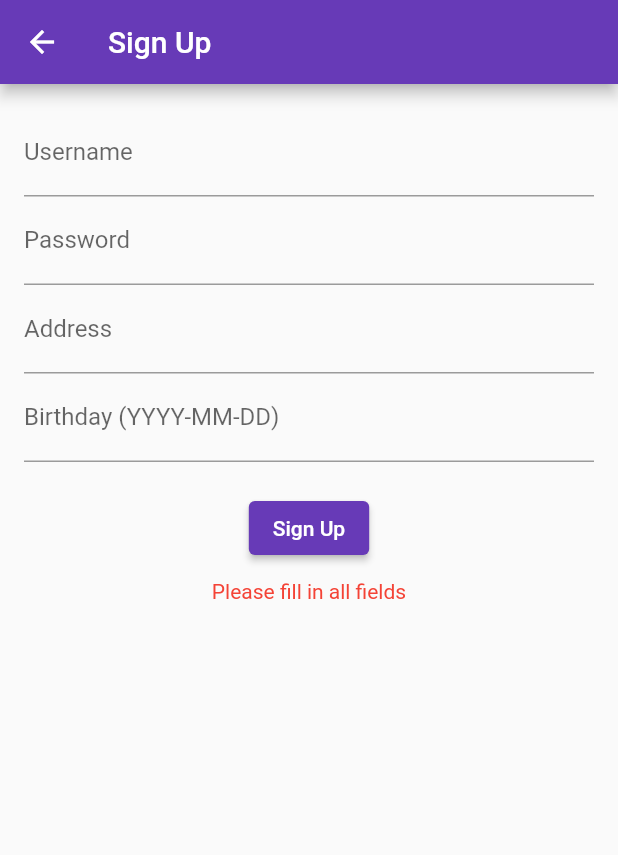
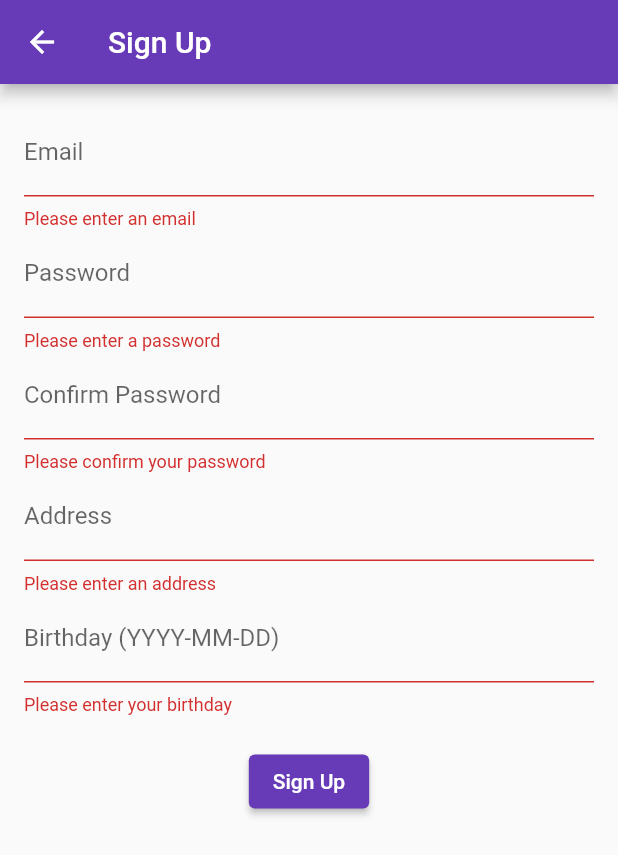
Before and after one commit to bokrieya/flutter_contacts_app, a Flutter app: the SignUpPage screen opened directly, after a tap on "Sign Up", on a phone screen of 412 x 824 dp. Shown: the top 855 px of the screen. Run offline on Flutter 3.47's test engine with Material 2 defaults, Android fonts, the light colour scheme and no system bars; our stand-ins replace shared_preferences, sqflite; missing offline and left inert: flutter_phone_direct_caller; accounts and stored records are empty.

Commit message:
last modifications

```diff
--- a/lib/models/contact.dart
+++ b/lib/models/contact.dart
@@ -1,32 +1,29 @@
 class Contact {
-  final int? id;
-  final String name;
-  final String pseudo;
-  final String phoneNumber;
+  int? id;
+  String name;
+  String pseudoName;
+  String phoneNumber;
 
-  Contact({
-    this.id,
-    required this.name,
-    required this.pseudo,
-    required this.phoneNumber,
-  });
+  Contact(
+      {this.id,
+      required this.name,
+      required this.pseudoName,
+      required this.phoneNumber});
 
-  // Convert a Contact into a Map for database insertion
   Map<String, dynamic> toMap() {
     return {
       'id': id,
       'name': name,
-      'pseudo': pseudo,
+      'pseudoName': pseudoName,
       'phoneNumber': phoneNumber,
     };
   }
 
-  // Create a Contact from a Map (used when fetching from the database)
-  factory Contact.fromMap(Map<String, dynamic> map) {
+  static Contact fromMap(Map<String, dynamic> map) {
     return Contact(
       id: map['id'],
       name: map['name'],
-      pseudo: map['pseudo'],
+      pseudoName: map['pseudoName'],
       phoneNumber: map['phoneNumber'],
     );
   }
--- a/lib/models/user.dart
+++ b/lib/models/user.dart
@@ -1,31 +1,34 @@
 class User {
-  final String username;
-  final String password;
-  final String address; // New attribute for address
-  final String birthday; // New attribute for birthday
+  int? id;
+  String email;
+  String password;
+  String address;
+  String birthday;
 
   User({
-    required this.username,
+    this.id,
+    required this.email,
     required this.password,
-    required this.address, // Include the new attribute
+    required this.address,
     required this.birthday,
-
   });
 
-  // Convert a User into a Map for database insertion
+  // Convert a User object into a Map object to store in the database
   Map<String, dynamic> toMap() {
     return {
-      'username': username,
+      'id': id,
+      'email': email,
       'password': password,
-      'address': address, // Add to map
-      'birthday': birthday, // Add to map
+      'address': address,
+      'birthday': birthday,
     };
   }
 
-  // Create a User from a Map (used when fetching from the database)
+  // Convert a Map object into a User object
   factory User.fromMap(Map<String, dynamic> map) {
     return User(
-      username: map['username'],
+      id: map['id'],
+      email: map['email'],
       password: map['password'],
       address: map['address'],
       birthday: map['birthday'],
--- a/lib/pages/sign_up.dart
+++ b/lib/pages/sign_up.dart
@@ -8,49 +8,69 @@ class SignUpPage extends StatefulWidget {
 }
 
 class _SignUpPageState extends State<SignUpPage> {
-  final _usernameController = TextEditingController();
+  final _formKey = GlobalKey<FormState>();
+  final _emailController = TextEditingController();
   final _passwordController = TextEditingController();
+  final _confirmPasswordController = TextEditingController();
   final _addressController = TextEditingController();
   final _birthdayController = TextEditingController();
-  final _dbHelper = DatabaseHelper();
+ final _dbHelper = DatabaseHelper.instance;
   String? _errorMessage;
 
+  @override
+  void dispose() {
+    _emailController.dispose();
+    _passwordController.dispose();
+    _confirmPasswordController.dispose();
+    _addressController.dispose();
+    _birthdayController.dispose();
+    super.dispose();
+  }
+
+  // Validate email format
+  bool _isEmailValid(String email) {
+    final emailRegex = RegExp(r'^[^@]+@[^@]+\.[^@]+');
+    return emailRegex.hasMatch(email);
+  }
+
+  // Register user
   Future<void> _register() async {
-    String username = _usernameController.text.trim();
+    if (_formKey.currentState!.validate()) {
+      String email = _emailController.text.trim();
       String password = _passwordController.text.trim();
       String address = _addressController.text.trim();
       String birthday = _birthdayController.text.trim();
 
-    if (username.isNotEmpty && password.isNotEmpty && address.isNotEmpty && birthday.isNotEmpty) {
+      try {
+        // Check if user already exists
         final existingUsers = await _dbHelper.getUsers();
-      if (existingUsers.any((user) => user.username == username)) {
+        if (existingUsers.any((user) => user.email == email)) {
           setState(() {
-          _errorMessage = 'Username already exists!';
+            _errorMessage = 'Email already exists!';
           });
-      } else {
-        try {
+          return;
+        }
+
+        // Insert new user
         User newUser = User(
-            username: username,
+          email: email,
           password: password,
           address: address,
           birthday: birthday,
         );
         await _dbHelper.insertUser(newUser);
-          ScaffoldMessenger.of(context).showSnackBar(SnackBar(
-            content: Text('Registration successful!'),
-          ));
-          await Future.delayed(Duration(seconds: 1));
-          Navigator.pop(context, true);
+
+        // Show success message
+        ScaffoldMessenger.of(context).showSnackBar(
+          SnackBar(content: Text('Registration successful!')),
+        );
+
+        Navigator.pop(context, true); // Close the page on success
       } catch (e) {
         setState(() {
           _errorMessage = 'Error during registration: $e';
         });
       }
-      }
-    } else {
-      setState(() {
-        _errorMessage = 'Please fill in all fields';
-      });
     }
   }
 
@@ -60,34 +80,91 @@ class _SignUpPageState extends State<SignUpPage> {
       appBar: AppBar(
         title: Text('Sign Up'),
       ),
-      body: SingleChildScrollView( // Wrap the content in a scrollable view
+      body: SingleChildScrollView(
         padding: EdgeInsets.all(16.0),
+        child: Form(
+          key: _formKey,
           child: Column(
             children: [
-            TextField(
-              controller: _usernameController,
-              decoration: InputDecoration(labelText: 'Username'),
+              // Email Field
+              TextFormField(
+                controller: _emailController,
+                decoration: InputDecoration(labelText: 'Email'),
+                keyboardType: TextInputType.emailAddress,
+                validator: (value) {
+                  if (value == null || value.isEmpty) {
+                    return 'Please enter an email';
+                  } else if (!_isEmailValid(value)) {
+                    return 'Please enter a valid email';
+                  }
+                  return null;
+                },
               ),
-            TextField(
+
+              // Password Field
+              TextFormField(
                 controller: _passwordController,
                 decoration: InputDecoration(labelText: 'Password'),
                 obscureText: true,
+                validator: (value) {
+                  if (value == null || value.isEmpty) {
+                    return 'Please enter a password';
+                  } else if (value.length < 6) {
+                    return 'Password must be at least 6 characters';
+                  }
+                  return null;
+                },
               ),
-            TextField(
+
+              // Confirm Password Field
+              TextFormField(
+                controller: _confirmPasswordController,
+                decoration: InputDecoration(labelText: 'Confirm Password'),
+                obscureText: true,
+                validator: (value) {
+                  if (value == null || value.isEmpty) {
+                    return 'Please confirm your password';
+                  } else if (value != _passwordController.text) {
+                    return 'Passwords do not match';
+                  }
+                  return null;
+                },
+              ),
+
+              // Address Field
+              TextFormField(
                 controller: _addressController,
                 decoration: InputDecoration(labelText: 'Address'),
+                validator: (value) {
+                  if (value == null || value.isEmpty) {
+                    return 'Please enter an address';
+                  }
+                  return null;
+                },
               ),
-            TextField(
+
+              // Birthday Field
+              TextFormField(
                 controller: _birthdayController,
                 decoration: InputDecoration(labelText: 'Birthday (YYYY-MM-DD)'),
+                keyboardType: TextInputType.datetime,
+                validator: (value) {
+                  if (value == null || value.isEmpty) {
+                    return 'Please enter your birthday';
+                  }
+                  return null;
+                },
               ),
+
               SizedBox(height: 20),
-            Center(
-              child: ElevatedButton(
+
+              // Sign-Up Button
+              ElevatedButton(
                 onPressed: _register,
                 child: Text('Sign Up'),
               ),
-            ),
+
+              // Error Message
               if (_errorMessage != null) ...[
                 SizedBox(height: 10),
                 Text(
@@ -98,6 +175,7 @@ class _SignUpPageState extends State<SignUpPage> {
             ],
           ),
         ),
+      ),
     );
   }
 }
--- a/lib/pages/splash_screen.dart
+++ b/lib/pages/splash_screen.dart
@@ -1,4 +1,5 @@
 import 'package:flutter/material.dart';
+import 'package:your_project_name/pages/login_page.dart';
 import './home.dart'; // Import your home page or main screen here
 
 class SplashScreen extends StatefulWidget {
@@ -6,7 +7,8 @@ class SplashScreen extends StatefulWidget {
   _SplashScreenState createState() => _SplashScreenState();
 }
 
-class _SplashScreenState extends State<SplashScreen> with TickerProviderStateMixin {
+class _SplashScreenState extends State<SplashScreen>
+    with TickerProviderStateMixin {
   late AnimationController _controller;
 
   @override
@@ -33,7 +35,7 @@ class _SplashScreenState extends State<SplashScreen> with TickerProviderStateMix
     await Future.delayed(const Duration(seconds: 5));
     Navigator.pushReplacement(
       context,
-      MaterialPageRoute(builder: (context) => HomePage()),
+      MaterialPageRoute(builder: (context) => LoginPage()),
     );
   }
 
--- a/pubspec.yaml
+++ b/pubspec.yaml
@@ -18,6 +18,7 @@ dependencies:
   flutter_phone_direct_caller: ^2.1.1
   url_launcher: ^6.1.8
   shared_preferences: ^2.0.13
+  crypto: ^3.0.2
 
 
 
```
Also changed, not shown: lib/db/database_helper.dart (+217 -67 lines), lib/main.dart (+10 -2 lines), lib/pages/home.dart (+28 -4 lines), lib/pages/login_page.dart (+97 -51 lines), pubspec.lock. Lines whose indentation alone changed are shown as unchanged.
